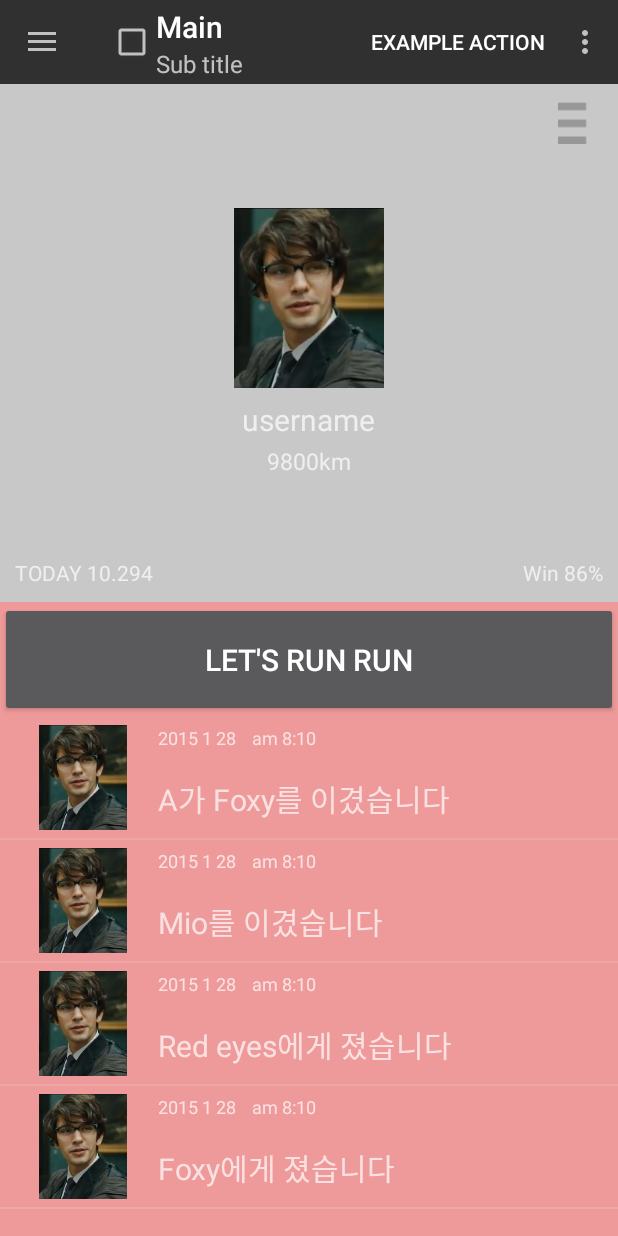
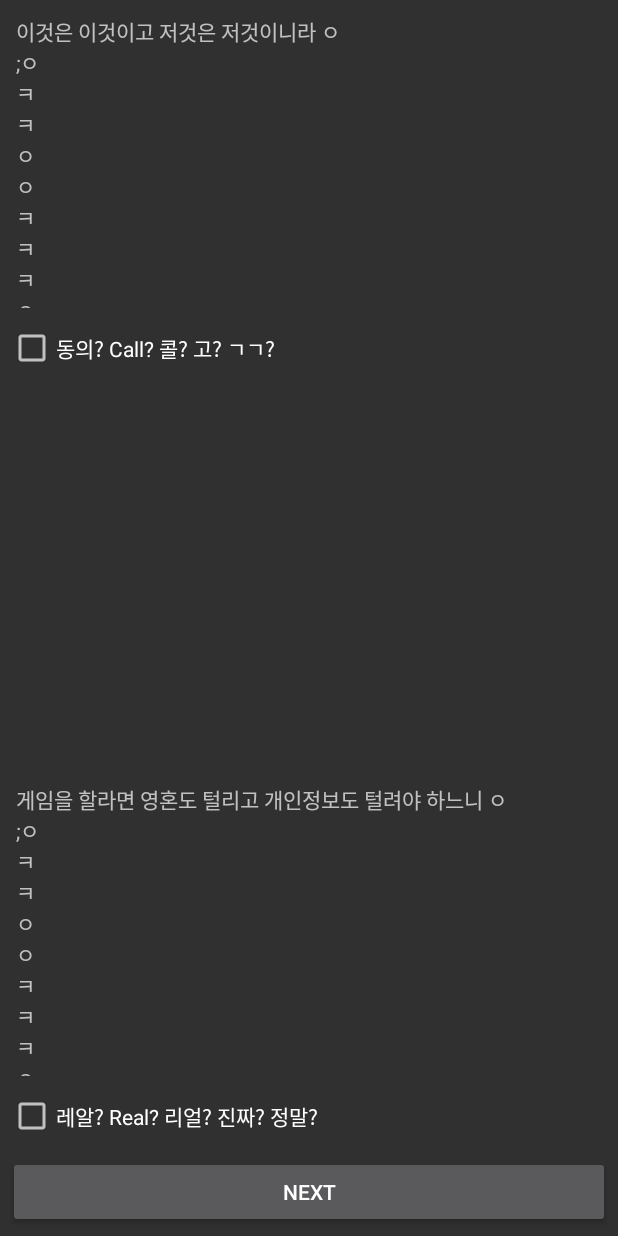
Before and after one commit to natasha89/layout, an Android app: the screen it shows after launch (MainActivity before the commit, IntroActivity after it), on a phone screen of 412 x 824 dp. Run offline under Robolectric (Android 15) with nearby library versions, the phone set to English and light mode, and no system bars.

Commit message:
[Yong] layout add

```diff
--- a/Navigation/app/src/main/AndroidManifest.xml
+++ b/Navigation/app/src/main/AndroidManifest.xml
@@ -8,7 +8,7 @@
         android:label="@string/app_name"
         android:theme="@style/AppTheme" >
         <activity
-            android:name=".MainActivity"
+            android:name=".IntroActivity"
             android:label="@string/app_name" >
             <intent-filter>
                 <action android:name="android.intent.action.MAIN" />
@@ -16,6 +16,9 @@
                 <category android:name="android.intent.category.LAUNCHER" />
             </intent-filter>
         </activity>
+        <activity android:name=".MainActivity"/>
+        <activity android:name=".LogoActivity" android:theme="@android:style/Theme.NoTitleBar"/>
+        <activity android:name=".LoginActivity" android:theme="@android:style/Theme.NoTitleBar"/>
     </application>
 
 </manifest>
--- a/Navigation/app/src/main/java/DTO/NavDrawerItem.java
+++ b/Navigation/app/src/main/java/DTO/NavDrawerItem.java
@@ -8,7 +8,7 @@ public class NavDrawerItem {
     private int mIcon;
 
     public String getText() {
-        return mText;
+return mText;
     }
 
     public void setText(String mText) {
--- /dev/null
+++ b/Navigation/app/src/main/java/constants/android/commsware/com/navigation/IntroActivity.java
@@ -0,0 +1,44 @@
+package constants.android.commsware.com.navigation;
+
+import android.app.Activity;
+import android.content.Intent;
+import android.os.Bundle;
+import android.view.View;
+import android.widget.Button;
+
+/**
+ * Created by yong on 15. 2. 2.
+ */
+public class IntroActivity extends Activity{
+
+    Button next_btn;
+    boolean flag = false;
+    protected void onCreate(Bundle savedInstanceState) {
+        super.onCreate(savedInstanceState);
+
+        // Logo Activity
+        reLoadLogo();
+        setContentView(R.layout.activity_intro);
+
+        next_btn = (Button) findViewById(R.id.next_btn);
+        next_btn.setOnClickListener(new View.OnClickListener() {
+            @Override
+            public void onClick(View v) {
+                Intent intent = new Intent(IntroActivity.this, LoginActivity.class);
+                startActivity(intent);
+                finish();
+            }
+        });
+    }
+
+    void reLoadLogo(){
+
+        if(!flag){
+            startActivity(new Intent(this, LogoActivity.class));
+            flag = true;
+        }
+
+    }
+
+
+}
--- /dev/null
+++ b/Navigation/app/src/main/java/constants/android/commsware/com/navigation/LogoActivity.java
@@ -0,0 +1,25 @@
+package constants.android.commsware.com.navigation;
+
+import android.app.Activity;
+import android.os.Bundle;
+import android.os.Handler;
+
+/**
+ * Created by yong on 15. 2. 2.
+ */
+public class LogoActivity extends Activity {
+    protected void onCreate(Bundle savedInstanceState) {
+        super.onCreate(savedInstanceState);
+        setContentView(R.layout.activity_logo);
+
+        Handler hd = new Handler();
+        hd.postDelayed(new Runnable() {
+            @Override
+            public void run() {
+                finish();
+                overridePendingTransition(android.R.anim.fade_in, android.R.anim.fade_out);
+            }
+        }, 3000);
+
+    }
+}
--- a/Navigation/app/src/main/java/constants/android/commsware/com/navigation/MainActivity.java
+++ b/Navigation/app/src/main/java/constants/android/commsware/com/navigation/MainActivity.java
@@ -32,8 +32,6 @@ public class MainActivity extends ActionBarActivity
     private ListView mLvDrawerMenu;
     private NavDrawerListAdapter mDrawerMenuAdapter;
 
-
-
     @Override
     protected void onCreate(Bundle savedInstanceState) {
         super.onCreate(savedInstanceState);
@@ -46,7 +44,7 @@ public class MainActivity extends ActionBarActivity
         mToolbar.setLogo(R.drawable.abc_btn_check_material);
         mToolbar.setTitle("Main");
         mToolbar.setSubtitle("Sub title");
-        setSupportActionBar(mToolbar); // Show settings.
+        setSupportActionBar(mToolbar); // Show actionbar settings.
 
         List<NavDrawerItem> menuItems = generateDrawerMenuItems();
         mDrawerMenuAdapter = new NavDrawerListAdapter(getApplicationContext(), menuItems);
--- a/Navigation/app/src/main/java/constants/android/commsware/com/navigation/SelectRivalFragment.java
+++ b/Navigation/app/src/main/java/constants/android/commsware/com/navigation/SelectRivalFragment.java
@@ -2,18 +2,19 @@ package constants.android.commsware.com.navigation;
 
 import android.os.Bundle;
 import android.support.v4.app.Fragment;
+import android.util.Log;
 import android.view.LayoutInflater;
 import android.view.View;
 import android.view.ViewGroup;
 
 public class SelectRivalFragment extends Fragment {
-
+    String tag = "Select";
     @Override
     public View onCreateView(LayoutInflater inflater, ViewGroup container, Bundle savedInstanceState) {
 
         // Inflate the layout for this fragment
         View view = inflater.inflate(R.layout.fragment_bus, container, false);
-
+        Log.d(tag, "SelectRivalFragment");
 
         return view;
     }
--- /dev/null
+++ b/Navigation/app/src/main/res/layout/activity_intro.xml
@@ -0,0 +1,72 @@
+<?xml version="1.0" encoding="utf-8"?>
+<RelativeLayout xmlns:android="http://schemas.android.com/apk/res/android"
+    android:layout_width="match_parent"
+    android:layout_height="match_parent"
+    android:orientation="horizontal">
+
+    <ScrollView
+        android:layout_width="match_parent"
+        android:layout_height="200dp"
+        android:id="@+id/scrollView2"
+        android:layout_margin="5dp">
+
+        <TextView
+            android:id="@+id/textView"
+            android:layout_width="match_parent"
+            android:layout_height="200dp"
+            android:text="@string/text_agree1"
+            android:layout_marginLeft="5dp"
+            android:layout_marginRight="5dp"
+            android:layout_marginTop="5dp"
+            android:layout_margin="5dp" />
+
+    </ScrollView>
+
+    <CheckBox
+        android:id="@+id/checkBox"
+        android:layout_width="match_parent"
+        android:layout_height="wrap_content"
+        android:layout_below="@+id/scrollView2"
+        android:layout_gravity="left|right"
+        android:text="@string/checkbox_agree1"
+        android:layout_margin="5dp" />
+
+
+    <ScrollView
+        android:layout_width="wrap_content"
+        android:layout_height="200dp"
+        android:id="@+id/scrollView"
+        android:layout_margin="5dp"
+        android:layout_above="@+id/checkBox2">
+
+        <TextView
+            android:id="@+id/textView2"
+            android:layout_width="match_parent"
+            android:layout_height="200dp"
+            android:layout_margin="5dp"
+            android:text="@string/text_agree2" />
+
+    </ScrollView>
+
+    <CheckBox
+        android:id="@+id/checkBox2"
+        android:layout_width="match_parent"
+        android:layout_height="wrap_content"
+        android:layout_above="@+id/next_btn"
+        android:layout_alignParentLeft="true"
+        android:layout_alignParentStart="true"
+        android:text="@string/checkbox_agree2"
+        android:layout_margin="5dp" />
+
+    <Button
+        android:id="@+id/next_btn"
+        android:layout_width="match_parent"
+        android:layout_height="wrap_content"
+        android:layout_alignParentBottom="true"
+        android:layout_alignParentLeft="true"
+        android:layout_alignParentStart="true"
+        android:layout_gravity="bottom"
+        android:layout_margin="5dp"
+        android:text="@string/btn_next" />
+
+</RelativeLayout>
--- a/Navigation/app/src/main/res/values/strings.xml
+++ b/Navigation/app/src/main/res/values/strings.xml
@@ -2,9 +2,6 @@
 <resources>
 
     <string name="app_name">Navigation</string>
-    <string name="title_section1">Section 1</string>
-    <string name="title_section2">Section 2</string>
-    <string name="title_section3">Section 3</string>
     <string name="navigation_drawer_open">Open navigation drawer</string>
     <string name="navigation_drawer_close">Close navigation drawer</string>
     <string name="action_example">Example action</string>
@@ -58,4 +55,9 @@
 
     <string name="text_new">NEW</string>
 
+    <string name="text_agree1">이것은 이것이고 저것은 저것이니라 ㅇ\n;ㅇ\nㅋ\nㅋ\nㅇ\nㅇ\nㅋ\nㅋ\nㅋ\nㅇ\n;ㅇ\nㅋ\nㅋ\nㅇ\nㅇ\nㅋ\nㅋ\nㅋ\nㅇ\nㅋ\nㅋ\nㅇ\nㅇ\nㅋ\nㅋ\nㅋ\n</string>
+    <string name="checkbox_agree1">동의? Call? 콜? 고? ㄱㄱ? </string>
+    <string name="text_agree2">게임을 할라면 영혼도 털리고 개인정보도 털려야 하느니 ㅇ\n;ㅇ\nㅋ\nㅋ\nㅇ\nㅇ\nㅋ\nㅋ\nㅋ\nㅇ\n;ㅇ\nㅋ\nㅋ\nㅇ\nㅇ\nㅋ\nㅋ\nㅋ\nㅇ\nㅋ\nㅋ\nㅇ\nㅇ\nㅋ\nㅋ\nㅋ\nㅇ\nㅋ\nㅋ\nㅇ\nㅇ\nㅋ\nㅋ\nㅋ\n</string>
+    <string name="checkbox_agree2">레알? Real? 리얼? 진짜? 정말?</string>
+    <string name="btn_next">Next</string>
 </resources>
```
Also changed, not shown: Navigation/app/src/main/java/constants/android/commsware/com/navigation/LoginActivity.java (added, +49 -0 lines), Navigation/app/src/main/java/constants/android/commsware/com/navigation/UserInfoFragment.java (+6 -4 lines), Navigation/app/src/main/res/layout/activity_login.xml (added, +34 -0 lines), Navigation/app/src/main/res/layout/activity_logo.xml (added, +7 -0 lines), Navigation/app/src/main/res/drawable-mdpi/logo.png (added).
